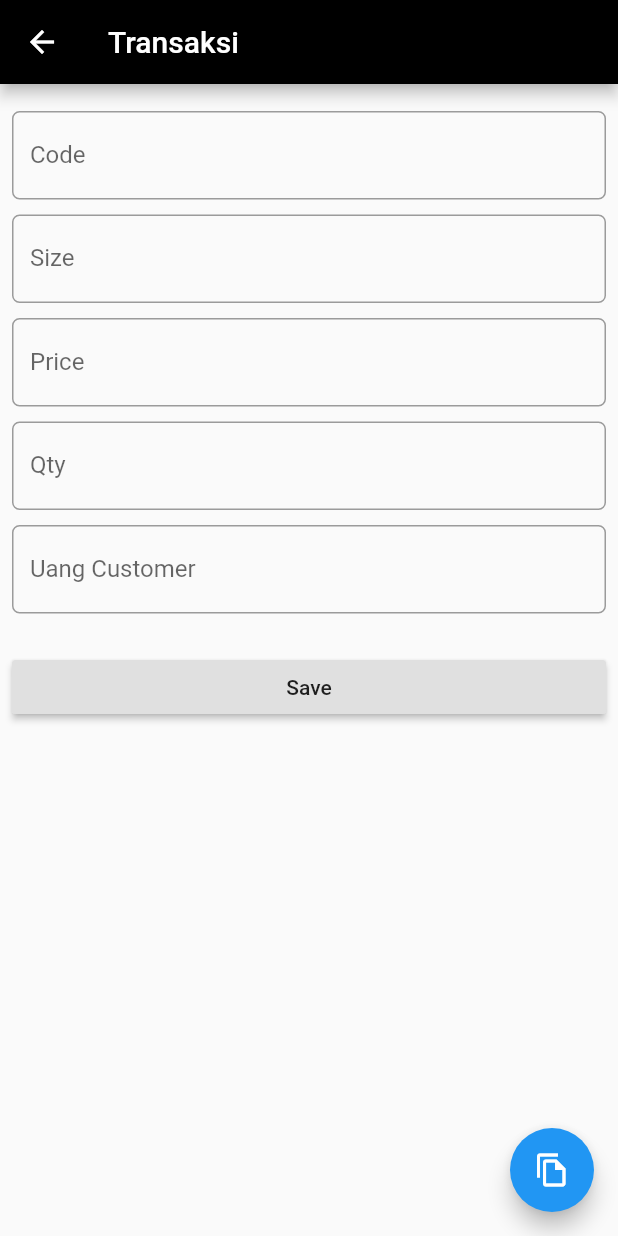
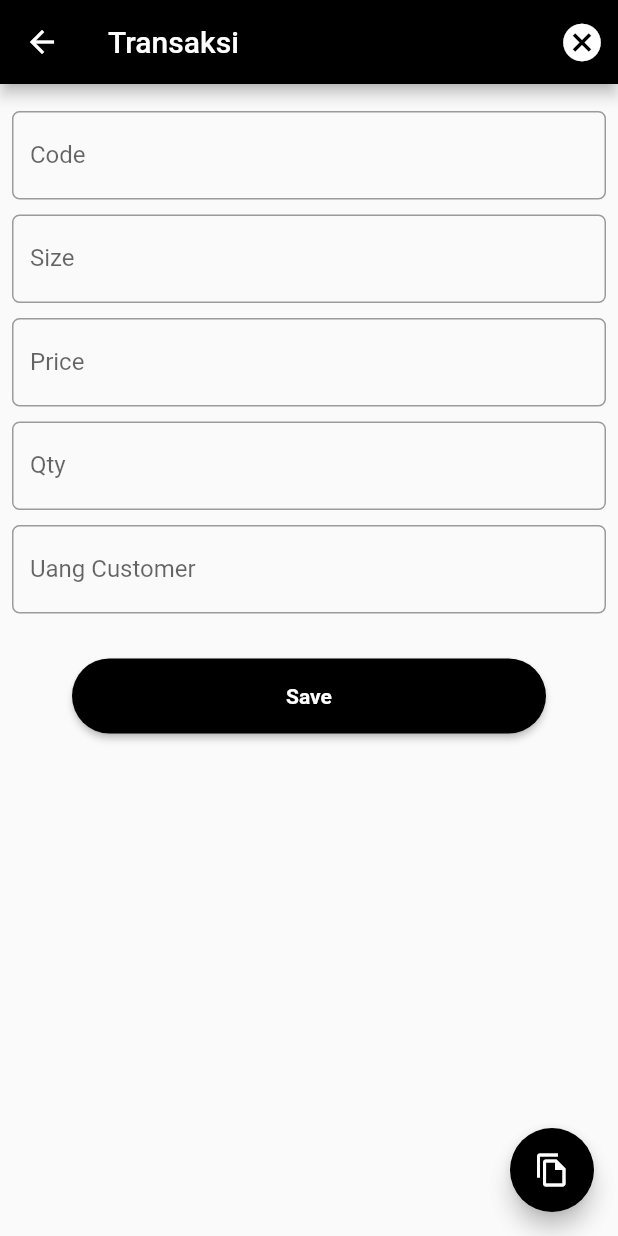
Before and after one commit to Yovieaji13/project_uas_kasir, a Flutter app: the EditTrans screen opened directly, on a phone screen of 412 x 824 dp. Run offline on Flutter 3.47's test engine with Material 2 defaults, Android fonts, the phone set to English and light mode, and no system bars; our stand-ins replace cloud_firestore, firebase_auth, firebase_core, google_sign_in; accounts and stored records are empty; network calls fail.

Commit message:
progress_finish

```diff
--- a/lib/Pages/editTrans_screen.dart
+++ b/lib/Pages/editTrans_screen.dart
@@ -19,13 +19,13 @@ class _EditTransState extends State<EditTrans> {
   final hargaController = TextEditingController();
   final qtyController = TextEditingController();
   final uangController = TextEditingController();
-  int harga, qty, total,kembalian, uang;
+  int harga, qty, total, kembalian, uang;
 
-  void Total(){
+  void Total() {
     total = int.parse(hargaController.text) * int.parse(qtyController.text);
   }
 
-  void Kembalian(){
+  void Kembalian() {
     kembalian = int.parse(uangController.text) - total;
   }
 
@@ -73,11 +73,24 @@ class _EditTransState extends State<EditTrans> {
   @override
   Widget build(BuildContext context) {
     final transaksiProvider = Provider.of<TransaksiProvider>(context);
+    Size size = MediaQuery.of(context).size;
 
     return Scaffold(
       appBar: AppBar(
           backgroundColor: Colors.black,
-        title: Text('Transaksi')),
+          title: Text('Transaksi'),
+          actions: <Widget>[
+            IconButton(
+              icon: Icon(
+                Icons.cancel,
+                size: 30.0,
+              ),
+              onPressed: () {
+                transaksiProvider.removeTransaksi(widget.transaksi.transaksiId);
+                Navigator.of(context).pop();
+              },
+            )
+          ]),
       body: Padding(
         padding: const EdgeInsets.all(8.0),
         child: ListView(
@@ -170,8 +183,10 @@ class _EditTransState extends State<EditTrans> {
             SizedBox(
               height: 20.0,
             ),
-            RaisedButton(
-              child: Text('Save'),
+            Container(
+              alignment: Alignment.centerRight,
+              margin: EdgeInsets.symmetric(horizontal: 40, vertical: 5),
+              child: RaisedButton(
                 onPressed: () {
                   Total();
                   Kembalian();
@@ -180,28 +195,36 @@ class _EditTransState extends State<EditTrans> {
                   transaksiProvider.saveTransaksi();
                   Navigator.of(context).pop();
                 },
+                shape: RoundedRectangleBorder(
+                    borderRadius: BorderRadius.circular(80.0)),
+                    color: Colors.black,
+                textColor: Colors.white,
+                padding: const EdgeInsets.all(0),
+                child: Container(
+                  alignment: Alignment.center,
+                  height: 50.0,
+                  width: size.width * 10,
+                  padding: const EdgeInsets.all(0),
+                  child: Text(
+                    "Save",
+                    textAlign: TextAlign.center,
+                    style: TextStyle(fontWeight: FontWeight.bold),
                   ),
-            (widget.transaksi != null)
-                ? RaisedButton(
-                    child: Text('Delete'),
-                    onPressed: () {
-                      transaksiProvider.removeTransaksi(widget.transaksi.transaksiId);
-                      Navigator.of(context).pop();
-                    },
-                  )
-                : Container(),
+                ),
+              ),
+            ),
           ],
         ),
       ),
       floatingActionButton: FloatingActionButton(
+          backgroundColor: Colors.black,
           onPressed: () {
             Navigator.of(context).pushAndRemoveUntil(
                 MaterialPageRoute(builder: (context) {
               return Laporan();
             }), ModalRoute.withName('/'));
           },
-          child: Icon(Icons.file_copy_outlined)
-          ),
+          child: Icon(Icons.file_copy_outlined)),
     );
   }
 }
--- a/lib/Pages/first_screen.dart
+++ b/lib/Pages/first_screen.dart
@@ -128,6 +128,7 @@ class FirstScreen extends StatelessWidget {
         ],
       ),
       floatingActionButton: FloatingActionButton(
+        backgroundColor: Colors.black,
           onPressed: () {
             signOutGoogle();
             Navigator.of(context).pushAndRemoveUntil(
--- a/lib/Pages/stock_screen.dart
+++ b/lib/Pages/stock_screen.dart
@@ -34,10 +34,10 @@ class StockScreen extends StatelessWidget {
               itemBuilder: (context, index) {
                 return ListTile(
                   title: Text(
-                    stock[index].article,
+                    stock[index].article + '' + stock[index].codeArticle,
                   ),
-                  subtitle: Text(stock[index].codeArticle),
-                  trailing: Text(stock[index].size),
+                  subtitle: Text('Stock ' + stock[index].qty.toString() + ' pcs - Size ' + stock[index].size),
+                  trailing: Text('Rp.' + stock[index].price.toString() + '/pcs'),
                   onTap: () {
                     Navigator.of(context).push(
                       MaterialPageRoute(
--- a/lib/Pages/transaksi_screen.dart
+++ b/lib/Pages/transaksi_screen.dart
@@ -2,7 +2,6 @@ import 'package:flutter/material.dart';
 import 'package:provider/provider.dart';
 import 'package:project_uas_kasir/models/transaksi.dart';
 import 'editTrans_screen.dart';
-import 'laporan.dart';
 
 class TransaksiScreen extends StatelessWidget {
   @override
--- a/lib/main.dart
+++ b/lib/main.dart
@@ -22,12 +22,10 @@ class MyApp extends StatelessWidget {
         ChangeNotifierProvider(create: (context) => StockProvider()),
         StreamProvider(
           create: (context) => firestoreService.getstock(),
-          // initialData: initialData,
         ),
         ChangeNotifierProvider(create: (context) => TransaksiProvider()),
         StreamProvider(
           create: (context) => firestoreService.getTransaksi(),
-          //  initialData: initialData,
         ),
       ],
       child: MaterialApp(
```
Also changed, not shown: lib/Pages/edit_screen.dart (+25 -16 lines), lib/Pages/laporan.dart (+11 -2 lines). Lines whose indentation alone changed are shown as unchanged.
